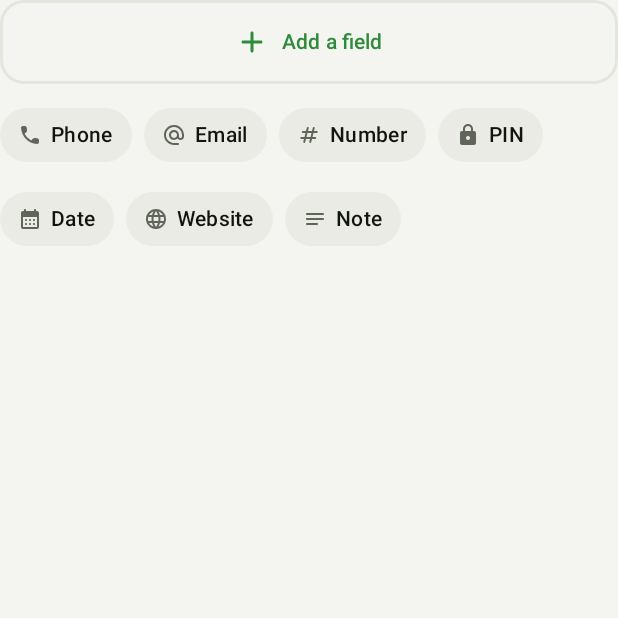
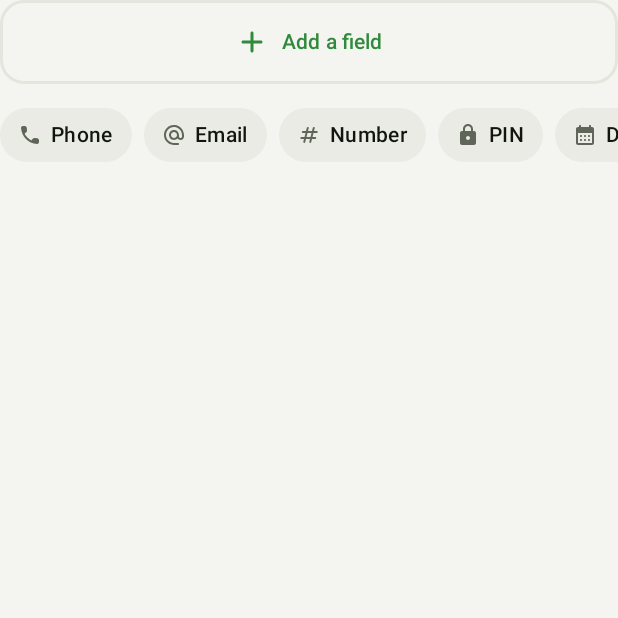
Before and after one commit to sajjadhaiderkazmi/EZZY, an Android app built with Jetpack Compose: the composable AddFieldPanel shown on its own in the app's theme, on a phone screen of 412 x 824 dp, the top half of it. Run offline under Robolectric (Android 15) with nearby library versions, the phone set to English and light mode, and no system bars; 6 statements that could not run were skipped.

```diff
--- a/app/src/main/java/com/ezzy/vault/ui/screens/EditorScreen.kt
+++ b/app/src/main/java/com/ezzy/vault/ui/screens/EditorScreen.kt
@@ -1548,11 +1548,13 @@ private fun AddFieldPanel(
                 )
             }
         }
-        FlowRow(
+        // One swipeable line of chips, running edge to edge like the type carousel above.
+        LazyRow(
             horizontalArrangement = Arrangement.spacedBy(8.dp),
-            verticalArrangement = Arrangement.spacedBy(8.dp),
+            contentPadding = PaddingValues(horizontal = 16.dp),
+            modifier = Modifier.bleedHorizontally(16.dp),
         ) {
-            QUICK_FIELDS.forEach { (label, type) ->
+            items(QUICK_FIELDS) { (label, type) ->
                 Surface(
                     onClick = { onQuickAdd(label, type) },
                     shape = CircleShape,
```
